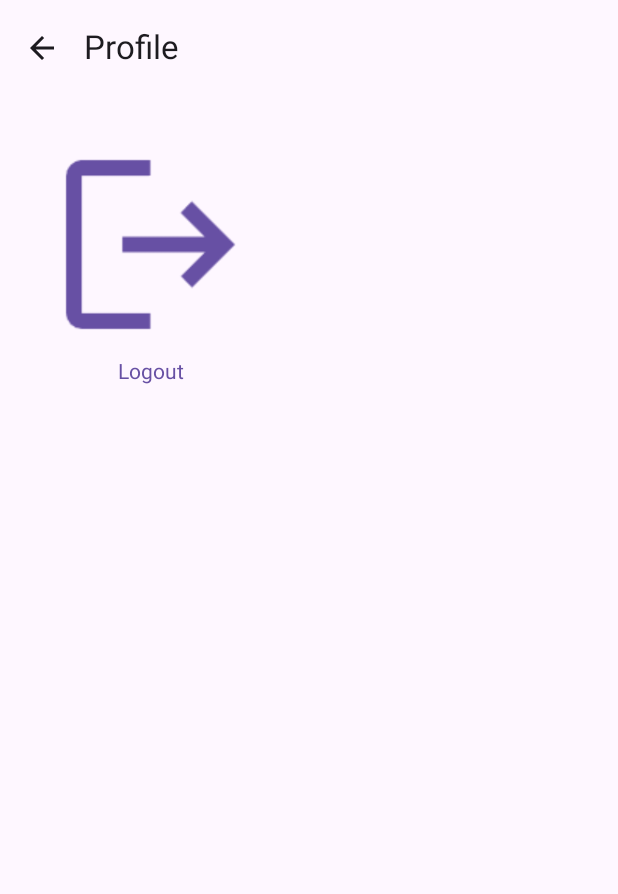
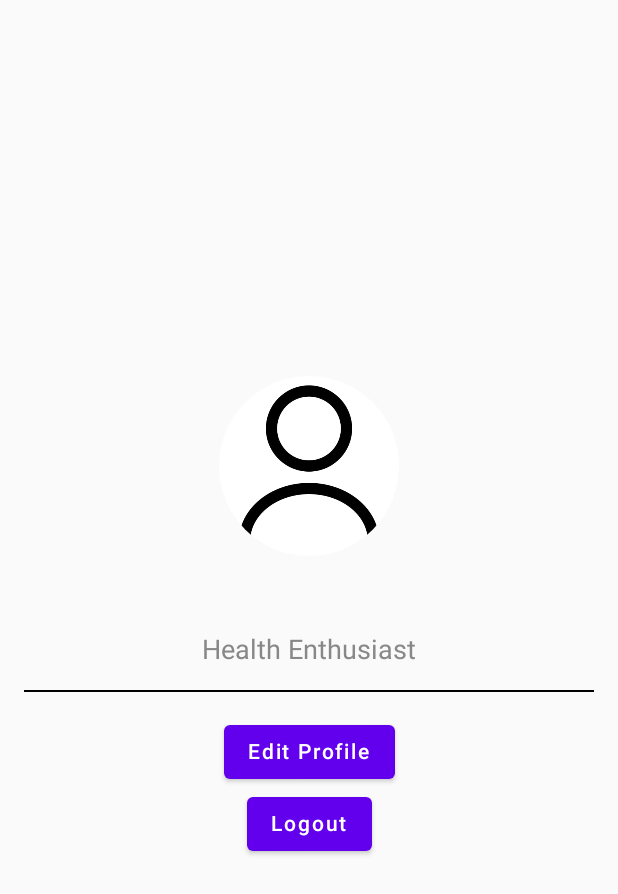
Before and after one commit to kumarharsh3747/SugarCare, an Android app built with Jetpack Compose: the ProfilePage screen opened through its navigation route, on a phone screen of 412 x 824 dp. Shown: the top 894 px of the screen. Run offline under Robolectric (Android 15) with nearby library versions, the phone set to English and light mode, and no system bars; our stand-ins replace Firebase (no records; nobody signed in at launch, a user with empty details on screens opened directly); libraries missing offline, so code that uses them is left out: com.google.ai.client, org.checkerframework.checker; pictures from the network do not load.

Commit message:
maKRAND2

```diff
--- a/app/src/main/java/com/example/sugarfree/MainActivity.kt
+++ b/app/src/main/java/com/example/sugarfree/MainActivity.kt
@@ -58,7 +58,7 @@ class MainActivity : ComponentActivity() {
                 }
 
                 composable("profile") {
-                    ProfileScreen(navController) // Pass the navController here
+                    ProfilePage(navController) // Pass the navController here
                 }
 
                 composable("placeOrder") {
--- a/app/src/main/java/com/example/sugarfree/profilePage.kt
+++ b/app/src/main/java/com/example/sugarfree/profilePage.kt
@@ -1,100 +1,207 @@
 package com.example.sugarfree
 
-import androidx.compose.foundation.ExperimentalFoundationApi
+//import androidx.compose.foundation.ExperimentalFoundationApi
+//import androidx.compose.foundation.Image
+//import androidx.compose.foundation.clickable
+//import androidx.compose.foundation.combinedClickable
+//import androidx.compose.foundation.horizontalScroll
+//import androidx.compose.foundation.layout.*
+//import androidx.compose.foundation.rememberScrollState
+//import androidx.compose.foundation.shape.RoundedCornerShape
+//import androidx.compose.material.icons.Icons
+//import androidx.compose.material.icons.automirrored.filled.ArrowBack
+//import androidx.compose.material.icons.filled.ArrowBack
+//import androidx.compose.material3.*
+//import androidx.compose.runtime.Composable
+//import androidx.compose.ui.Alignment
+//import androidx.compose.ui.Modifier
+//import androidx.compose.ui.draw.clip
+//import androidx.compose.ui.graphics.Color
+//import androidx.compose.ui.res.painterResource
+//import androidx.compose.ui.text.style.TextAlign
+//import androidx.compose.ui.unit.dp
+//import androidx.navigation.NavController
+//import com.google.firebase.Firebase
+//import com.google.firebase.auth.FirebaseAuth
+//import com.google.firebase.auth.auth
+//
+//private lateinit var auth: FirebaseAuth
+//@OptIn(ExperimentalMaterial3Api::class)
+//@Composable
+//fun ProfileScreen(navController: NavController) {
+//    auth=Firebase.auth
+//    Scaffold(
+//        topBar = {
+//            TopAppBar(
+//                title = { Text(text = "Profile") },
+//                navigationIcon = {
+//                    IconButton(onClick = { navController.popBackStack() }) {
+//                        Icon(imageVector = Icons. AutoMirrored. Filled. ArrowBack, contentDescription = "Back")
+//                    }
+//                }
+//            )
+//
+//        },
+//        content = { paddingValues ->
+//            Box(modifier = Modifier.padding(paddingValues)) {
+//                Funout(navController = navController)
+//            }
+//        }
+//
+//    )
+//
+//}
+//@OptIn(ExperimentalFoundationApi::class)
+//@Composable
+//fun Funout(navController: NavController)
+//{
+//    var currentUser=auth.currentUser
+//    Row(
+//        modifier = Modifier
+////                .fillMaxWidth()
+//            .horizontalScroll(rememberScrollState())
+//            .padding(vertical = 8.dp),
+//        horizontalArrangement = Arrangement.spacedBy(8.dp)
+//    ) {
+//        Box(
+//            modifier = Modifier
+//                .size(width = 200.dp, height = 200.dp)
+//                .clip(RoundedCornerShape(8.dp))
+//                .combinedClickable(
+//                    onClick = { auth.signOut() },
+//                    onDoubleClick = {navController.navigate(route = "home")},
+//                )
+//                .padding(8.dp)
+//            ,
+//            contentAlignment = Alignment.Center
+//        ) {
+//            Column(
+//                horizontalAlignment = Alignment.CenterHorizontally,
+//                verticalArrangement = Arrangement.Center
+//            ) {
+//                Image(
+//                    painter = painterResource(id = R.drawable.logout),
+//                    contentDescription = "Box Image",
+//                    modifier = Modifier
+//                        .size(150.dp, 150.dp)
+//
+//                )
+//                Spacer(modifier = Modifier.height(2.dp))
+//                Text(
+//                    text = "Logout",
+//                    color = Color(103, 80, 164),
+//                    textAlign = TextAlign.Center
+//                )
+//            }
+//
+//
+//        }
+//    }
+//}
+//
+
+
 import androidx.compose.foundation.Image
-import androidx.compose.foundation.clickable
-import androidx.compose.foundation.combinedClickable
-import androidx.compose.foundation.horizontalScroll
-import androidx.compose.foundation.layout.*
-import androidx.compose.foundation.rememberScrollState
-import androidx.compose.foundation.shape.RoundedCornerShape
-import androidx.compose.material.icons.Icons
-import androidx.compose.material.icons.automirrored.filled.ArrowBack
-import androidx.compose.material.icons.filled.ArrowBack
-import androidx.compose.material3.*
+import androidx.compose.foundation.layout.Arrangement
+import androidx.compose.foundation.layout.Column
+import androidx.compose.foundation.layout.Spacer
+import androidx.compose.foundation.layout.fillMaxSize
+import androidx.compose.foundation.layout.height
+import androidx.compose.foundation.layout.padding
+import androidx.compose.foundation.layout.size
+import androidx.compose.foundation.shape.CircleShape
+import androidx.compose.material.Button
+import androidx.compose.material.Divider
+import androidx.compose.material.Text
 import androidx.compose.runtime.Composable
 import androidx.compose.ui.Alignment
 import androidx.compose.ui.Modifier
 import androidx.compose.ui.draw.clip
 import androidx.compose.ui.graphics.Color
 import androidx.compose.ui.res.painterResource
-import androidx.compose.ui.text.style.TextAlign
+import androidx.compose.ui.text.font.FontWeight
 import androidx.compose.ui.unit.dp
+import androidx.compose.ui.unit.sp
 import androidx.navigation.NavController
 import com.google.firebase.Firebase
 import com.google.firebase.auth.FirebaseAuth
 import com.google.firebase.auth.auth
 
 private lateinit var auth: FirebaseAuth
-@OptIn(ExperimentalMaterial3Api::class)
+
+
 @Composable
-fun ProfileScreen(navController: NavController) {
-    auth=Firebase.auth
-    Scaffold(
-        topBar = {
-            TopAppBar(
-                title = { Text(text = "Profile") },
-                navigationIcon = {
-                    IconButton(onClick = { navController.popBackStack() }) {
-                        Icon(imageVector = Icons. AutoMirrored. Filled. ArrowBack, contentDescription = "Back")
-                    }
-                }
+fun ProfilePage(navController: NavController) {
+    auth = Firebase.auth
+    Column(
+        modifier = Modifier
+            .fillMaxSize()
+            .padding(16.dp),
+        horizontalAlignment = Alignment.CenterHorizontally,
+        verticalArrangement = Arrangement.Center
+    ) {
+        // Profile picture
+        Image(
+            painter = painterResource(id = R.drawable.user),
+            contentDescription = "Profile Picture",
+            modifier = Modifier
+                .size(120.dp)
+                .clip(CircleShape)
+        )
+
+        Spacer(modifier = Modifier.height(16.dp))
+        val currentUser = (auth.currentUser)?.email
+
+        if (currentUser != null) {
+            Text(
+                text = currentUser,
+                fontSize = 24.sp,
+                fontWeight = FontWeight.Bold
             )
-
-        },
-        content = { paddingValues ->
-            Box(modifier = Modifier.padding(paddingValues)) {
-                Funout(navController = navController)
-            }
         }
 
-    )
+        Spacer(modifier = Modifier.height(8.dp))
 
+        // User bio (You can fetch user bio from Firebase as well)
+        Text(
+            text = "Health Enthusiast",
+            fontSize = 18.sp,
+            color = Color.Gray
+        )
+
+        Spacer(modifier = Modifier.height(16.dp))
+
+        // Divider
+        Divider(color = Color.Black, thickness = 1.dp)
+
+        Spacer(modifier = Modifier.height(16.dp))
+
+        // Button to edit profile
+        Button(onClick = { /* Handle edit profile click */ }) {
+            Text(text = "Edit Profile")
+
+        }
+        Button(onClick = { func(navController=navController) }){
+
+            Text(text = "Logout")}
+    }
 }
-@OptIn(ExperimentalFoundationApi::class)
-@Composable
-fun Funout(navController: NavController)
-{
-    var currentUser=auth.currentUser
-    Row(
-        modifier = Modifier
-//                .fillMaxWidth()
-            .horizontalScroll(rememberScrollState())
-            .padding(vertical = 8.dp),
-        horizontalArrangement = Arrangement.spacedBy(8.dp)
-    ) {
-        Box(
-            modifier = Modifier
-                .size(width = 200.dp, height = 200.dp)
-                .clip(RoundedCornerShape(8.dp))
-                .combinedClickable(
-                    onClick = { auth.signOut() },
-                    onDoubleClick = {navController.navigate(route = "home")},
-                )
-                .padding(8.dp)
-            ,
-            contentAlignment = Alignment.Center
-        ) {
-            Column(
-                horizontalAlignment = Alignment.CenterHorizontally,
-                verticalArrangement = Arrangement.Center
-            ) {
-                Image(
-                    painter = painterResource(id = R.drawable.logout),
-                    contentDescription = "Box Image",
-                    modifier = Modifier
-                        .size(150.dp, 150.dp)
-
-                )
-                Spacer(modifier = Modifier.height(2.dp))
-                Text(
-                    text = "Logout",
-                    color = Color(103, 80, 164),
-                    textAlign = TextAlign.Center
-                )
-            }
 
 
-        }
-    }
+fun func(navController:NavController): () -> Unit {
+    navController.navigate(route = "home")
+    auth.signOut()
+    return { }
 }
+
+
+//@Composable
+//fun ProfilePicture(image: ImageBitmap) {
+//    Image(
+//        painter = BitmapPainter(image),
+//        contentDescription = "Profile Picture",
+//        modifier = Modifier
+//            .size(120.dp)
+//            .clip(CircleShape)
+//    )
+//}
```
